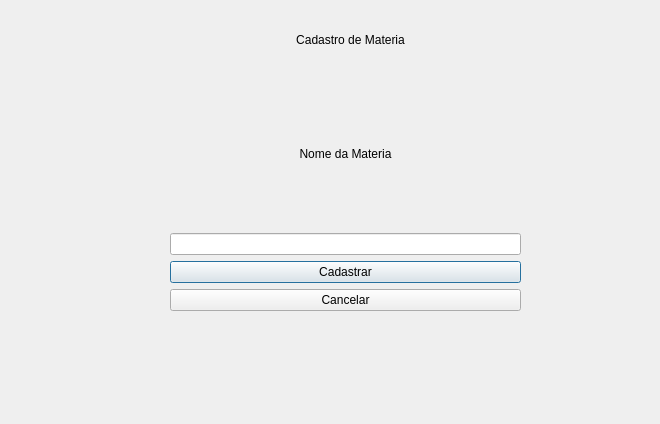
Before: the Qt Designer form ProjetoFinal/cadastromateria.ui in Fernando-maruba/Trabalho-Final-POO, drawn with Qt 5.
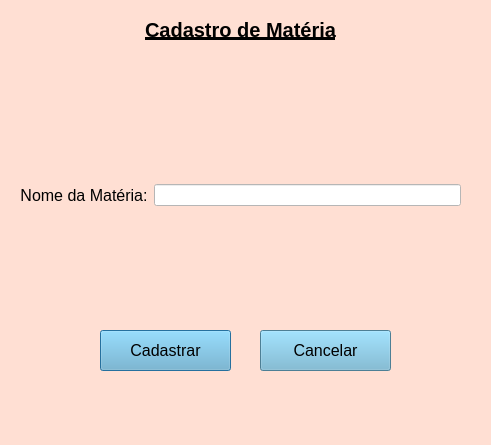
After: the same form once the commit is applied.

Diff of the .ui file:
```diff
--- a/ProjetoFinal/cadastromateria.ui
+++ b/ProjetoFinal/cadastromateria.ui
@@ -6,37 +6,105 @@
    <rect>
     <x>0</x>
     <y>0</y>
-    <width>660</width>
-    <height>424</height>
+    <width>491</width>
+    <height>445</height>
    </rect>
   </property>
   <property name="windowTitle">
    <string>Dialog</string>
   </property>
-  <widget class="QWidget" name="layoutWidget_2">
+  <property name="styleSheet">
+   <string notr="true">background-color:#FFDFD3</string>
+  </property>
+  <widget class="QLabel" name="label">
    <property name="geometry">
     <rect>
-     <x>170</x>
+     <x>70</x>
+     <y>20</y>
+     <width>341</width>
+     <height>20</height>
+    </rect>
+   </property>
+   <property name="font">
+    <font>
+     <pointsize>-1</pointsize>
+     <weight>75</weight>
+     <bold>true</bold>
+     <underline>true</underline>
+    </font>
+   </property>
+   <property name="styleSheet">
+    <string notr="true">font-size:20px;</string>
+   </property>
+   <property name="text">
+    <string>Cadastro de Matéria</string>
+   </property>
+   <property name="alignment">
+    <set>Qt::AlignCenter</set>
+   </property>
+  </widget>
+  <widget class="QPushButton" name="pushButton">
+   <property name="geometry">
+    <rect>
+     <x>100</x>
+     <y>330</y>
+     <width>131</width>
+     <height>41</height>
+    </rect>
+   </property>
+   <property name="styleSheet">
+    <string notr="true">font-size:16px;
+background-color:#6CB2D1</string>
+   </property>
+   <property name="text">
+    <string>Cadastrar</string>
+   </property>
+   <property name="default">
+    <bool>true</bool>
+   </property>
+  </widget>
+  <widget class="QPushButton" name="pushButton_2">
+   <property name="geometry">
+    <rect>
+     <x>260</x>
+     <y>330</y>
+     <width>131</width>
+     <height>41</height>
+    </rect>
+   </property>
+   <property name="styleSheet">
+    <string notr="true">font-size:16px;
+background-color:#6CB2D1</string>
+   </property>
+   <property name="text">
+    <string>Cancelar</string>
+   </property>
+  </widget>
+  <widget class="QWidget" name="horizontalLayoutWidget">
+   <property name="geometry">
+    <rect>
+     <x>20</x>
      <y>80</y>
-     <width>351</width>
+     <width>441</width>
      <height>231</height>
     </rect>
    </property>
-   <layout class="QVBoxLayout" name="verticalLayout_4">
-    <item>
-     <layout class="QVBoxLayout" name="verticalLayout_3">
+   <layout class="QHBoxLayout" name="horizontalLayout">
       <item>
        <widget class="QLabel" name="label_6">
+      <property name="styleSheet">
+       <string notr="true">font-size:16px;</string>
+      </property>
         <property name="text">
-         <string>Nome da Materia</string>
+       <string>Nome da Matéria:</string>
         </property>
         <property name="alignment">
          <set>Qt::AlignCenter</set>
         </property>
        </widget>
       </item>
-     </layout>
-    </item>
+    <item>
+     <layout class="QVBoxLayout" name="verticalLayout_4">
     <item>
      <widget class="QLineEdit" name="lineEdit_5">
       <property name="accessibleName">
@@ -45,6 +113,10 @@
       <property name="autoFillBackground">
        <bool>false</bool>
       </property>
+        <property name="styleSheet">
+         <string notr="true">background-color:white;
+</string>
+        </property>
       <property name="inputMask">
        <string/>
       </property>
@@ -53,38 +125,10 @@
       </property>
      </widget>
     </item>
-    <item>
-     <widget class="QPushButton" name="pushButton">
-      <property name="text">
-       <string>Cadastrar</string>
-      </property>
-     </widget>
+     </layout>
     </item>
-    <item>
-     <widget class="QPushButton" name="pushButton_2">
-      <property name="text">
-       <string>Cancelar</string>
-      </property>
-     </widget>
-    </item>
    </layout>
   </widget>
-  <widget class="QLabel" name="label">
-   <property name="geometry">
-    <rect>
-     <x>180</x>
-     <y>30</y>
-     <width>341</width>
-     <height>20</height>
-    </rect>
-   </property>
-   <property name="text">
-    <string>Cadastro de Materia</string>
-   </property>
-   <property name="alignment">
-    <set>Qt::AlignCenter</set>
-   </property>
-  </widget>
  </widget>
  <resources/>
  <connections>
```
Lines whose indentation alone changed are shown as unchanged.
